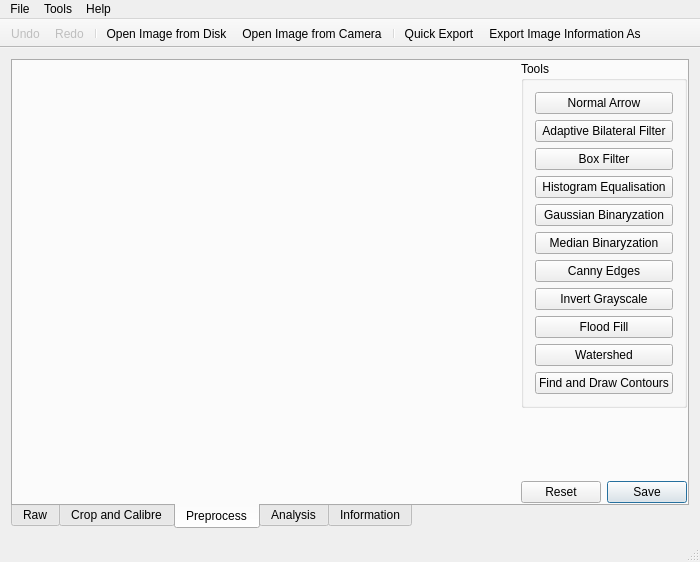
Old version of the form gui/mainwindow.ui in the repository librehat/caiga.
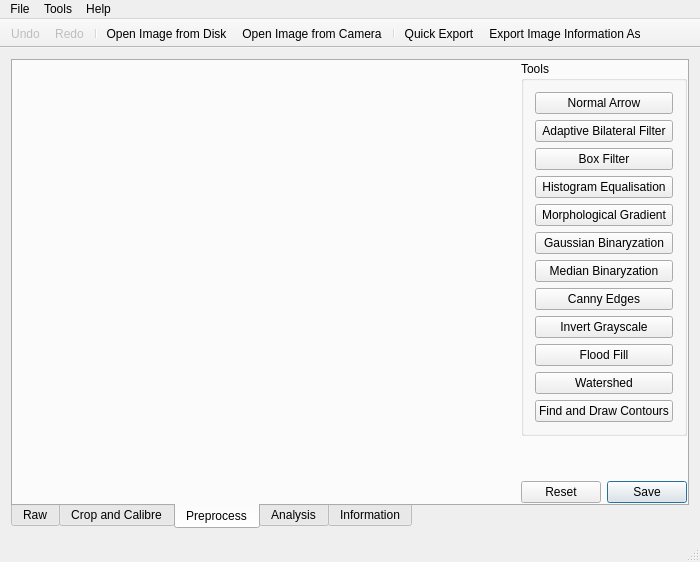
New version of the form. The open tabs and pages were chosen to show the change. Icons and pictures are not drawn. Custom widgets are drawn as their Qt base class.

Commit message: add gradient work. use a dynamic way to manage different parametersDialogs, which reduces ~10MB memory usage.

What changed in the file:
```diff
--- a/gui/mainwindow.ui
+++ b/gui/mainwindow.ui
@@ -311,6 +311,13 @@
              </property>
             </widget>
            </item>
+           <item>
+            <widget class="QPushButton" name="gradientButton">
+             <property name="text">
+              <string>Morphological Gradient</string>
+             </property>
+            </widget>
+           </item>
            <item>
             <widget class="QPushButton" name="gaussianBinaryzationButton">
              <property name="text">
```
Left out of the diff: 59 changed lines with no effect on the pictures. The commit also changes 10 other files.
